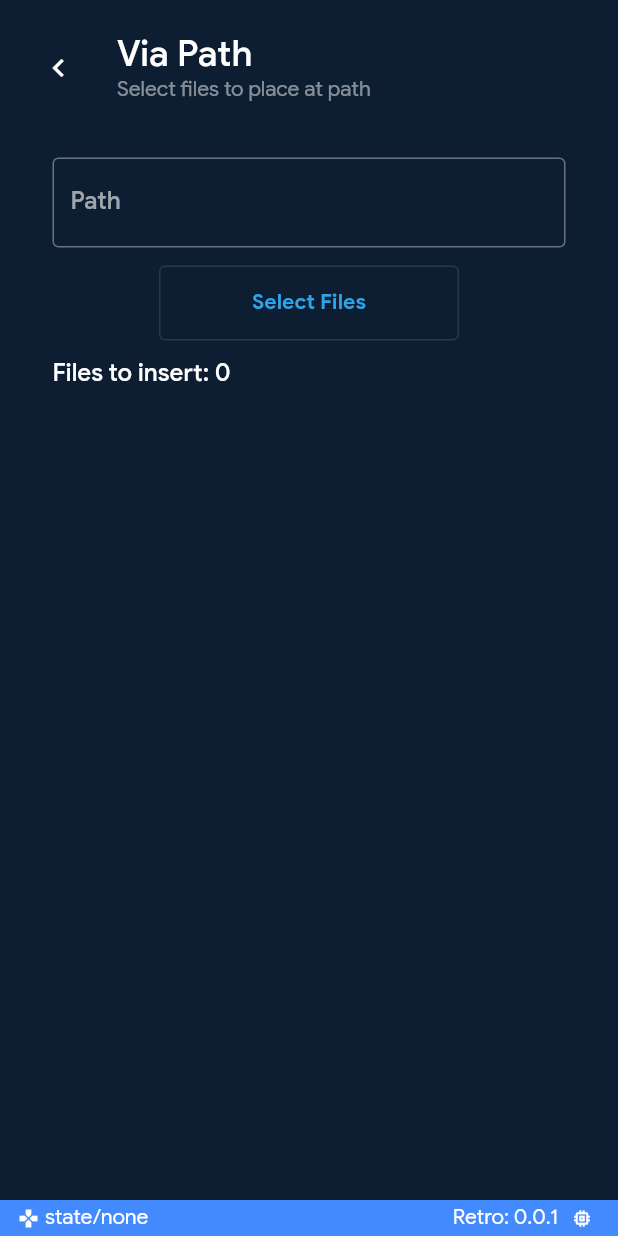
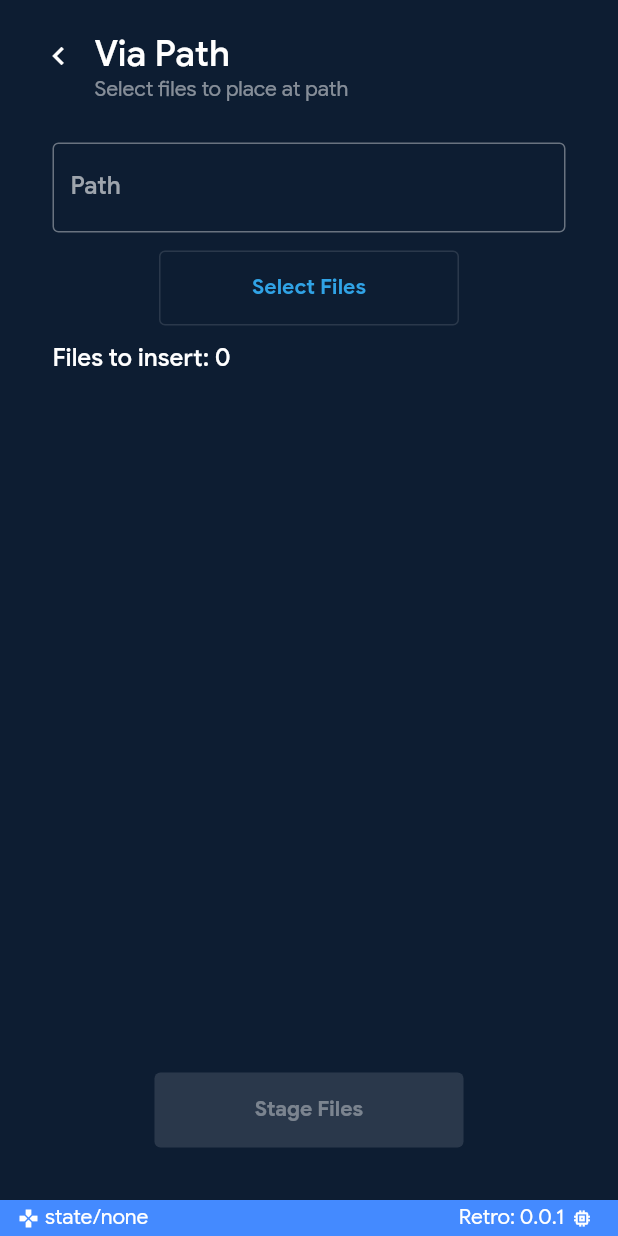
Before and after one commit to HarbourMasters/retro, a Flutter app: the CreateCustomScreen screen opened by its route, on a phone screen of 412 x 824 dp. Run offline on Flutter 3.47's test engine with Material 2 defaults, Android fonts, the phone set to English and light mode, and no system bars; our stand-ins replace file_picker; missing offline and left inert: flutter_storm, window_size.

Commit message:
Feature: OTR Generation (#1)

```diff
--- a/lib/features/create_custom/create_custom_screen.dart
+++ b/lib/features/create_custom/create_custom_screen.dart
@@ -1,6 +1,3 @@
-import 'dart:io';
-
-import 'package:file_picker/file_picker.dart';
 import 'package:flutter/material.dart';
 import 'package:provider/provider.dart';
 import 'package:retro/features/create_custom/create_custom_viewmodel.dart';
@@ -15,14 +12,6 @@ class CreateCustomScreen extends StatefulWidget {
 }
 
 class _CreateCustomScreenState extends State<CreateCustomScreen> {
-  @override
-  Widget build(BuildContext context) {
-    final ThemeData theme = Theme.of(context);
-    final TextTheme textTheme = theme.textTheme;
-    final CreateCustomViewModel viewModel =
-        Provider.of<CreateCustomViewModel>(context);
-    final CreateFinishViewModel finishViewModel =
-        Provider.of<CreateFinishViewModel>(context);
   final textFieldController = TextEditingController();
 
   @override
@@ -30,6 +19,13 @@ class _CreateCustomScreenState extends State<CreateCustomScreen> {
     textFieldController.dispose();
     super.dispose();
   }
+
+  @override
+  Widget build(BuildContext context) {
+    final ThemeData theme = Theme.of(context);
+    final TextTheme textTheme = theme.textTheme;
+    final CreateCustomViewModel viewModel = Provider.of<CreateCustomViewModel>(context);
+    final CreateFinishViewModel finishViewModel = Provider.of<CreateFinishViewModel>(context);
 
     return CustomScaffold(
       title: 'Via Path',
@@ -49,58 +45,50 @@ class _CreateCustomScreenState extends State<CreateCustomScreen> {
                 border: OutlineInputBorder(),
                 labelText: 'Path',
               ),
+              onChanged: (String value) {
+                viewModel.onPathChanged(value);
+              },
             ),
-                    // submit button with solid background
-                    const SizedBox(height: 12),
-                    // elevated button with 200 width
-                    OutlinedButton(
-                        onPressed: () async {
-                          FilePickerResult? result = await FilePicker.platform
-                              .pickFiles(
-                                  allowMultiple: true, type: FileType.any);
-
-                          if (result != null) {
-                            viewModel.onSelectedFiles(result.paths
-                                .map((path) => File(path!))
-                                .toList());
-                          }
-                        },
-                        style: ElevatedButton.styleFrom(
-                            minimumSize: const Size(200, 50)),
-                        child: const Text('Select Files')),
-                    const SizedBox(height: 12),
-                    // full width left aligned text
-                    Row(
-                      mainAxisAlignment: MainAxisAlignment.start,
-                      children: [
-                        Text(
+            Padding(
+              padding: const EdgeInsets.symmetric(vertical: 12.0),
+              child: OutlinedButton(
+                onPressed: viewModel.onSelectFiles,
+                style: ElevatedButton.styleFrom(minimumSize: const Size(200, 50)),
+                child: const Text('Select Files')
+              ),
+            ),
+            Padding(
+              padding: const EdgeInsets.only(bottom: 4.0),
+              child: Align(
+                alignment: Alignment.centerLeft,
+                child: Text(
                   'Files to insert: ${viewModel.files.length}',
                   style: textTheme.subtitle1,
                 ),
-                      ],
               ),
-                    const SizedBox(height: 4),
+            ),
             Expanded(
               child: ListView.builder(
                 itemCount: viewModel.files.length,
                 itemBuilder: (context, index) {
                   return Text(viewModel.files[index].path);
-                            })),
-                    // 80% width submit button
-                    if (viewModel.files.isNotEmpty)
+                }
+              )
+            ),
             ElevatedButton(
-                          onPressed: () {
-                            finishViewModel.onStageFiles(
-                                viewModel.files, textFieldController.text);
+              onPressed: viewModel.files.isNotEmpty && viewModel.isPathValid ? () {
+                finishViewModel.onStageFiles(viewModel.files, textFieldController.text);
                 viewModel.onDiscardFiles();
-                            Navigator.of(context).popUntil(
-                                ModalRoute.withName("/create_selection"));
-                          },
-                          style: ElevatedButton.styleFrom(
-                              minimumSize: Size(
-                                  MediaQuery.of(context).size.width * 0.5, 50)),
-                          child: const Text('Stage Files')),
+                Navigator.of(context).popUntil(ModalRoute.withName("/create_selection"));
+              } : null,
+              style: ElevatedButton.styleFrom(minimumSize: Size(
+                MediaQuery.of(context).size.width * 0.5, 50)
+              ),
+              child: const Text('Stage Files')
+            ),
           ],
-                ))));
+        )
+      )
+    ));
   }
 }
--- a/lib/features/create_finish/create_finish_viewmodel.dart
+++ b/lib/features/create_finish/create_finish_viewmodel.dart
@@ -1,24 +1,92 @@
 import 'dart:collection';
 import 'dart:io';
 
+import 'package:file_picker/file_picker.dart';
 import 'package:flutter/material.dart';
+import 'package:flutter_storm/flutter_storm.dart';
+import 'package:flutter_storm/bridge/flags.dart';
 
-enum AppState {
-  none,
-  creation,
-}
+enum AppState { none, creation, creationFinalization }
 
 class CreateFinishViewModel with ChangeNotifier {
   AppState currentState = AppState.none;
   HashMap<String, List<File>> files = HashMap();
+  late BuildContext context;
+  bool isGenerating = false;
+
+  void bindGlobalContext(BuildContext ctx) {
+    context = ctx;
+  }
 
   void onCreationState() {
     currentState = AppState.creation;
     notifyListeners();
   }
 
+  void onCreationFinalizationState() {
+    currentState = AppState.creationFinalization;
+    notifyListeners();
+  }
+
+  String displayState() {
+    bool hasStagedFiles = files.isNotEmpty;
+    return "${currentState.name}${hasStagedFiles && currentState != AppState.creationFinalization ? ' (staged)' : ''}";
+  }
+
   void onStageFiles(List<File> files, String path) {
-    this.files[path] = files;
+    if (this.files.containsKey(path)) {
+      this.files[path]!.addAll(files);
+    } else {
+      this.files[path] = files;
+    }
+
+    notifyListeners();
+  }
+
+  void onRemoveFile(File file, String path) {
+    files[path]!.remove(file);
+    if (files[path]!.isEmpty) {
+      files.remove(path);
+    }
+
+    notifyListeners();
+  }
+
+  void onGenerateOTR() async {
+    String? outputFile = await FilePicker.platform.saveFile(
+      dialogTitle: 'Please select an output file:',
+      fileName: 'generated.otr',
+    );
+
+    if (outputFile == null) {
+      return;
+    }
+
+    int? mpqHandle = await SFileCreateArchive(
+        outputFile, MPQ_CREATE_SIGNATURE | MPQ_CREATE_ARCHIVE_V4, 1024);
+
+    if (mpqHandle == null) {
+      // TODO: Show some kind of error
+      return;
+    }
+
+    isGenerating = true;
+    notifyListeners();
+    // iterate over files and add them to the archive
+    for (String path in files.keys) {
+      List<File> files = this.files[path]!;
+      for (var file in files) {
+        String fileName = "$path/${file.path.split('/').last}";
+        int? fileHandle = await SFileCreateFile(
+            mpqHandle, fileName, file.lengthSync(), MPQ_FILE_COMPRESS);
+        await SFileWriteFile(fileHandle!, file.readAsBytesSync(),
+            file.lengthSync(), MPQ_COMPRESSION_ZLIB);
+        await SFileFinishFile(fileHandle);
+      }
+    }
+
+    await SFileCloseArchive(mpqHandle);
+    isGenerating = false;
     notifyListeners();
   }
 }
--- a/lib/features/create_selection/create_selection_screen.dart
+++ b/lib/features/create_selection/create_selection_screen.dart
@@ -35,7 +35,7 @@ class _CreateSelectionScreenState extends State<CreateSelectionScreen> {
                   onMouseEnter: viewModel.onReplaceModelsCardFocused,
                   onMouseLeave: viewModel.onCardFocusLost,
                   onTap: () {}),
-              const SizedBox(width: 8),
+              const SizedBox(width: 12),
               OptionCard(
                   text: "Custom",
                   icon: Icons.settings_suggest,
--- a/lib/ui/components/custom_scaffold.dart
+++ b/lib/ui/components/custom_scaffold.dart
@@ -29,12 +29,13 @@ class CustomScaffold extends StatelessWidget {
     final TextTheme textTheme = theme.textTheme;
 
     return Scaffold(
-        body: SizedBox.expand(
-            child: Padding(
+      body: Padding(
         padding: const EdgeInsets.symmetric(
-                    vertical: CONTENT_PADDING_VERTICAL,
-                    horizontal: CONTENT_PADDING_HORIZONTAL),
-                child: Column(children: [
+          vertical:   CONTENT_PADDING_VERTICAL,
+          horizontal: CONTENT_PADDING_HORIZONTAL
+        ),
+        child: Column(
+          children: [
             SizedBox(
               height: 60,
               child: Row(
@@ -42,43 +43,42 @@ class CustomScaffold extends StatelessWidget {
                 children: [
                   // back button
                   if (onBackButtonPressed != null)
-                            IconButton(
+                  Padding(
+                    padding: const EdgeInsets.only(bottom: 15.0),
+                    child: IconButton(
                       icon: const Icon(Icons.chevron_left_outlined),
                       color: Colors.white,
                       splashRadius: 30,
                       onPressed: () => onBackButtonPressed!(),
                     ),
-                          const SizedBox(width: 15),
+                  ),
 
                   // title
                   Column(
                     mainAxisAlignment: MainAxisAlignment.center,
                     crossAxisAlignment: CrossAxisAlignment.start,
                     children: [
-                              Text(
-                                title,
-                                style: textTheme.headline5,
+                      Text(title, style: textTheme.headline5 ),
+                      if (subtitle != null)
+                      Text(subtitle!, style: textTheme.bodyText2?.copyWith(
+                        color: colorScheme.onSurface.withOpacity(0.5))
                       ),
-                              if (subtitle != null)
-                                Text(subtitle!,
-                                    style: textTheme.bodyText2?.copyWith(
-                                        color: colorScheme.onSurface
-                                            .withOpacity(0.5))),
                     ],
                   ),
                   // top right widget
                   if (topRightWidget != null)
-                            Container(
-                              width: double.infinity,
+                    Expanded(
+                      child: Align(
                           alignment: Alignment.centerRight,
-                              child: topRightWidget,
+                          child: topRightWidget!)),
+
+                ],
+              )
             ),
-                        ],
-                      )),
-                  // 10 dp space
-                  const SizedBox(height: 10),
-                  // content
             content
-                ]))));
+          ]
+        )
+      )
+    );
   }
 }
```
Also changed, not shown: lib/features/create_custom/create_custom_viewmodel.dart (+19 -1 lines), lib/features/create_finish/create_finish_screen.dart (added, +113 -0 lines), lib/main.dart (+11 -3 lines), lib/ui/components/ephemeral_bar.dart (+76 -29 lines). Lines whose indentation alone changed are shown as unchanged.
